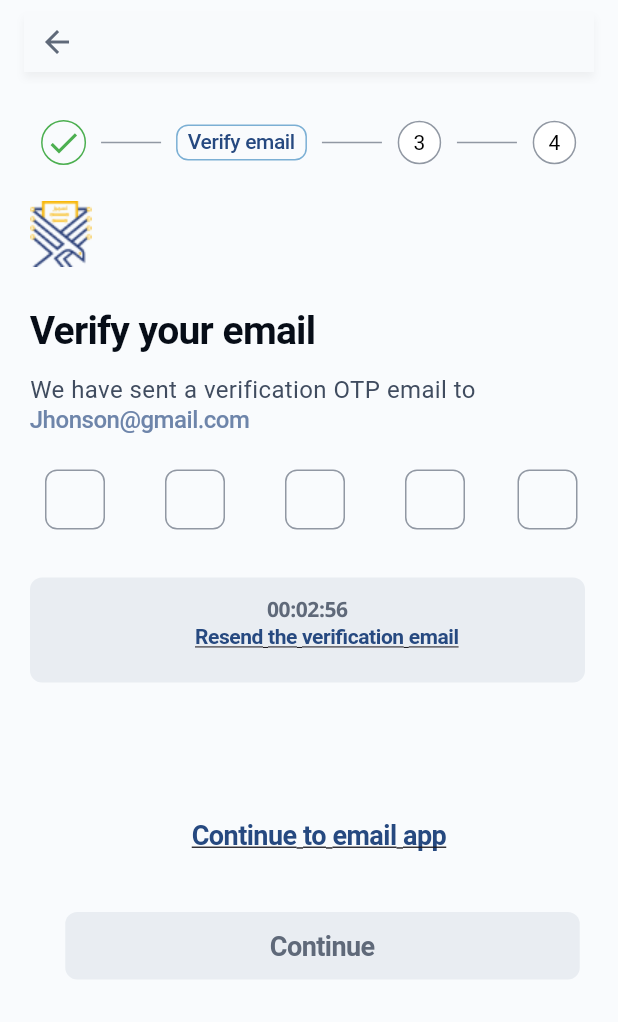
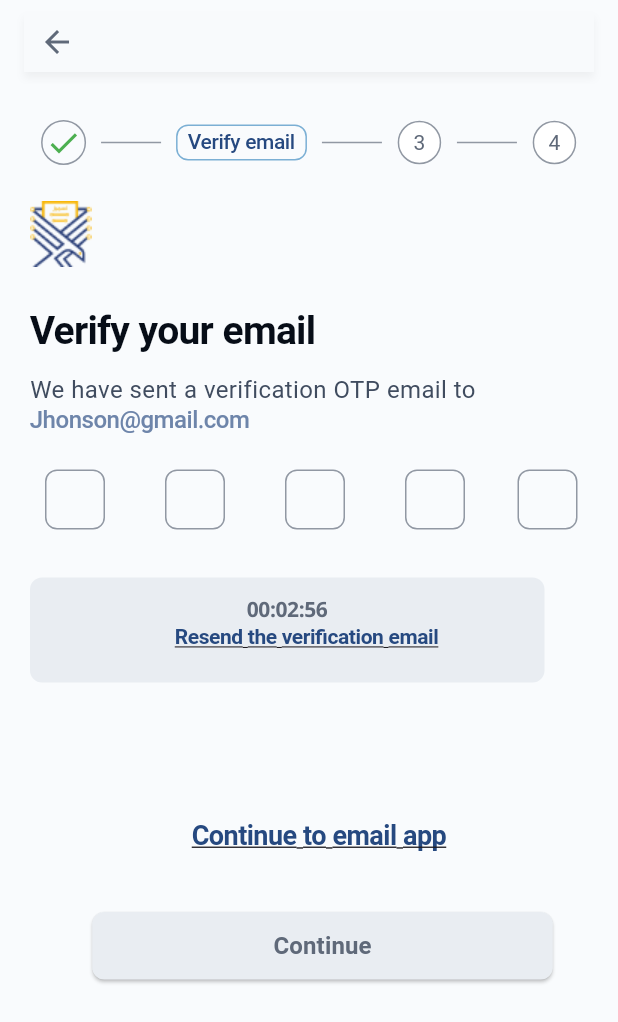
Before and after one commit to Sivakeerthivasan/IraqPost, a Flutter app: the screen it shows after launch, on a phone screen of 412 x 824 dp. Shown: the top 1022 px of the screen. Run offline on Flutter 3.47's test engine with Material 3 defaults, Android fonts, the phone set to English and light mode, and no system bars; Roboto replaces fonts that are missing (Noto Sans Arabic).

Commit message:
Verify email page need to alter

```diff
--- a/lib/Screens/Register_screen.dart
+++ b/lib/Screens/Register_screen.dart
@@ -218,7 +218,7 @@ class _RegisterPageState extends State<RegisterPage> {
                             ),
                           ],
                         ),
-                        const SizedBox(height: 6),
+                        const SizedBox(height: 8),
                         SizedBox(
                           width: MediaQuery.of(context).size.width * 0.9,
                           child: TextField(
@@ -344,7 +344,6 @@ class _RegisterPageState extends State<RegisterPage> {
                                             content: SizedBox(
                                               width: 400,
                                               height: 110,
-                                              // Adjust the height as needed
                                               child: Column(
                                                 mainAxisSize: MainAxisSize.min,
                                                 crossAxisAlignment:
--- a/lib/Screens/Verify_email.dart
+++ b/lib/Screens/Verify_email.dart
@@ -172,7 +172,7 @@ class VerifyEmail extends StatelessWidget {
                       ),
                       const SizedBox(height: 32),
                       Container(
-                        width: 370,
+                        width: 343,
                         height: 70,
                         padding: const EdgeInsets.symmetric(
                             horizontal: 18, vertical: 10),
@@ -265,35 +265,41 @@ class VerifyEmail extends StatelessWidget {
                               ),
                             ),
                             const SizedBox(height: 28),
-                            Container(
+                            SizedBox(
                               width: 343,
                               height: 45,
+                              child: Padding(
                                 padding:
                                     const EdgeInsets.symmetric(horizontal: 18),
-                              clipBehavior: Clip.antiAlias,
-                              decoration: ShapeDecoration(
-                                color: const Color(0xFFE9EDF2),
+                                child: ElevatedButton(
+                                  onPressed: () {
+                                    // Add your functionality here
+                                  },
+                                  style: ElevatedButton.styleFrom(
+                                    backgroundColor: const Color(
+                                        0xFFE9EDF2), // Change text color as needed
                                     shape: RoundedRectangleBorder(
-                                    borderRadius: BorderRadius.circular(8)),
+                                      borderRadius: BorderRadius.circular(8),
+                                    ),
                                   ),
                                   child: const Row(
+                                    mainAxisAlignment: MainAxisAlignment.center,
                                     mainAxisSize: MainAxisSize.min,
-                                mainAxisAlignment: MainAxisAlignment.center,
-                                crossAxisAlignment: CrossAxisAlignment.center,
+                                    crossAxisAlignment:
+                                        CrossAxisAlignment.center,
                                     children: [
                                       Text(
-                                    'Continue',
-                                    textAlign: TextAlign.center,
+                                        'Continue', // Change button text as needed
                                         style: TextStyle(
                                           color: Color(0xFF5F6979),
-                                      fontSize: 18,
+                                          fontSize: 16,
                                           fontFamily: 'Noto Sans Arabic',
-                                      fontWeight: FontWeight.w600,
-                                      height: 0.08,
-                                      letterSpacing: -0.36,
+                                          fontWeight: FontWeight.bold,
                                         ),
                                       ),
                                     ],
+                                  ),
+                                ),
                               ),
                             ),
                           ],
@@ -320,7 +326,7 @@ class _GreenTick extends StatelessWidget {
       decoration: BoxDecoration(
         shape: BoxShape.circle,
         border: Border.all(
-          color: Colors.green,
+          color: const Color(0xFF9198A3),
         ),
       ),
       child: const Center(
@@ -355,7 +361,7 @@ class _CircularIndicator extends StatelessWidget {
         child: Text(
           number!,
           style: const TextStyle(
-            color: Colors.black,
+            color: Color(0xFF5F6979),
             fontWeight: FontWeight.normal,
           ),
         ),
@@ -379,7 +385,56 @@ class _Line extends StatelessWidget {
   }
 }
 
-class _OTPBox extends StatelessWidget {
+class _OTPBox extends StatefulWidget {
+  @override
+  _OTPBoxState createState() => _OTPBoxState();
+}
+
+class _OTPBoxState extends State<_OTPBox> {
+  final TextEditingController _controller = TextEditingController();
+  late FocusNode _focusNode;
+  Color _borderColor = const Color(0xFF9198A3);
+  Color _textColor = Colors.black;
+  static bool allBoxesFilled = false;
+
+  @override
+  void initState() {
+    super.initState();
+    _focusNode = FocusNode();
+    _controller.addListener(_onTextChanged);
+  }
+
+  @override
+  void dispose() {
+    _controller.dispose();
+    _focusNode.dispose();
+    super.dispose();
+  }
+
+  void _onTextChanged() {
+    setState(() {
+      if (_controller.text.length == 1) {
+        FocusScope.of(context).nextFocus();
+        _borderColor = const Color(0xFF234274);
+        _textColor = const Color(0xFF234274);
+      } else {
+        _borderColor = const Color(0xFF9198A3);
+        _textColor = Colors.black;
+      }
+
+      allBoxesFilled = _checkAllBoxesFilled();
+    });
+  }
+
+  bool _checkAllBoxesFilled() {
+    for (int i = 0; i < 5; i++) {
+      if (_controller.text.isEmpty) {
+        return false;
+      }
+    }
+    return true;
+  }
+
   @override
   Widget build(BuildContext context) {
     return Container(
@@ -388,19 +443,26 @@ class _OTPBox extends StatelessWidget {
       height: 40,
       decoration: BoxDecoration(
         border: Border.all(
-          color: const Color(0xFF9198A3), // Set border color to blue
+          color: _borderColor,
         ),
         borderRadius: BorderRadius.circular(8),
       ),
       child: TextField(
+        controller: _controller,
+        focusNode: _focusNode,
         textAlign: TextAlign.center,
         maxLength: 1,
         keyboardType: TextInputType.number,
+        style: TextStyle(color: _textColor),
         decoration: const InputDecoration(
           counterText: '',
           border: InputBorder.none,
         ),
-        onChanged: (value) {},
+        onChanged: (value) {
+          setState(() {
+            allBoxesFilled = _checkAllBoxesFilled();
+          });
+        },
       ),
     );
   }
--- a/lib/main.dart
+++ b/lib/main.dart
@@ -1,8 +1,7 @@
 import 'package:flutter/material.dart';
-
+import 'package:iraq_post/Screens/Aboutyou_screen.dart';
 import 'package:iraq_post/Screens/Register_screen.dart';
 import 'package:iraq_post/Screens/Verify_email.dart';
-import 'package:iraq_post/Screens/Welcome_screen.dart';
 
 void main() {
   runApp(const MyApp());
```
Also changed, not shown: lib/Screens/Aboutyou_screen.dart (added, +404 -0 lines). Lines whose indentation alone changed are shown as unchanged.
